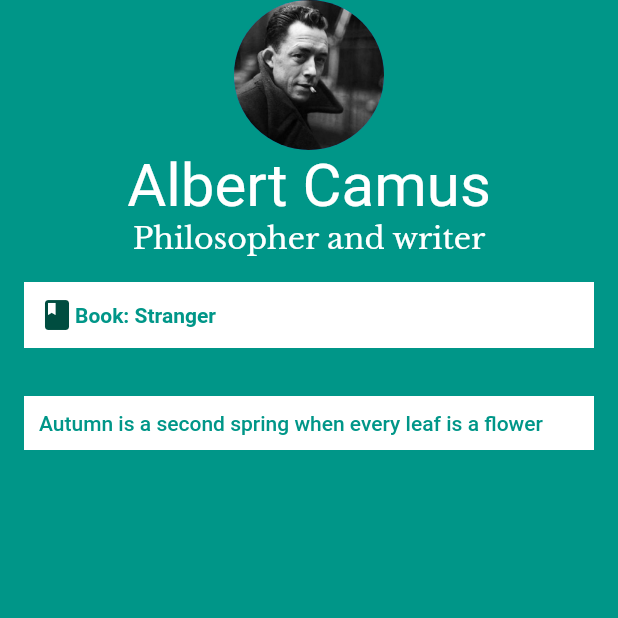
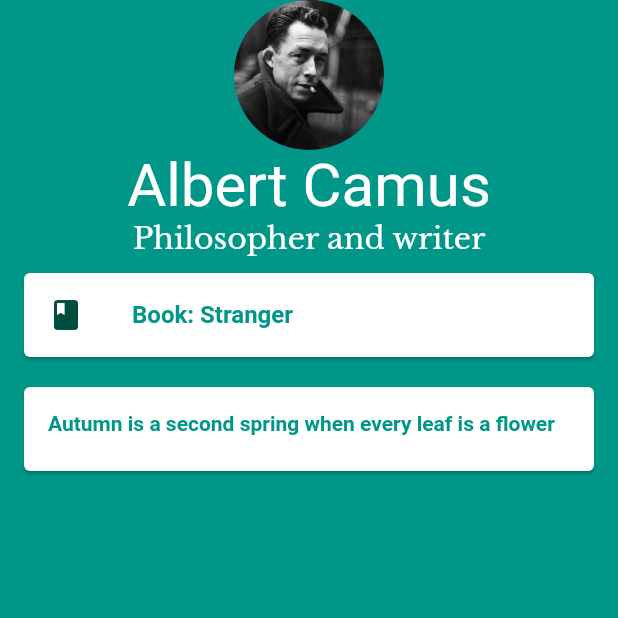
Before and after one commit to oocak/business-card, a Flutter app: the screen it shows after launch, on a phone screen of 412 x 824 dp, the top half of it. Run offline on Flutter 3.47's test engine with Material 2 defaults, Android fonts, the phone set to English and light mode, and no system bars; Roboto replaces fonts that are missing (ZhiMangXing).

Commit message:
with card widget

```diff
--- a/lib/main.dart
+++ b/lib/main.dart
@@ -25,27 +25,21 @@ class MyApp extends StatelessWidget {
                                                              fontFamily:'LibreBaskerville'
                                                               ),
                    ),
-              Container(
-                margin: EdgeInsets.all(16.0),
-                padding: EdgeInsets.all(10.0),
+              Card(
+                margin: EdgeInsets.symmetric(vertical: 10.0,horizontal: 16.0),
                 color:Colors.white,
-                child:Row(
-                 children:<Widget>[
-                   Icon(Icons.book,color:Colors.teal.shade900),
-                   Text('Book: Stranger',style:TextStyle(color:Colors.teal,fontWeight: FontWeight.bold)),
-                 ]
+                child:ListTile(
+                 leading:Icon(Icons.book,color:Colors.teal.shade900),
+                 title:Text('Book: Stranger',style:TextStyle(color:Colors.teal,fontWeight: FontWeight.bold)),
                 ),
               ),
-              Container(
+              Card(
                 color:Colors.white,
-                margin:EdgeInsets.all(16.0),
-                padding:EdgeInsets.all(10.0),
-                child: Row(
-                  children:<Widget>[
+                margin: EdgeInsets.symmetric(vertical: 10.0,horizontal: 16.0),
+                child: ListTile(
                    // Icon(Icons.bookmark,color:Colors.teal.shade900),
-                    Text('Autumn is a second spring when every leaf is a flower',
-                         style:TextStyle(color:Colors.teal,fontWeight:FontWeight.w500))
-                  ]
+                    leading:Text('Autumn is a second spring when every leaf is a flower',
+                            style:TextStyle(color:Colors.teal,fontWeight:FontWeight.w700))
                 ),
               )
             ],
```
Also changed, not shown: 1 other file.
